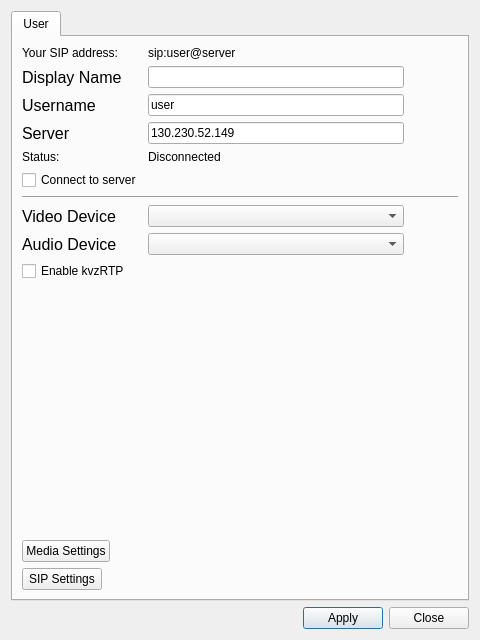
Before: the Qt Designer form ui/settings.ui in ultravideo/uvgComm, drawn with Qt 5.
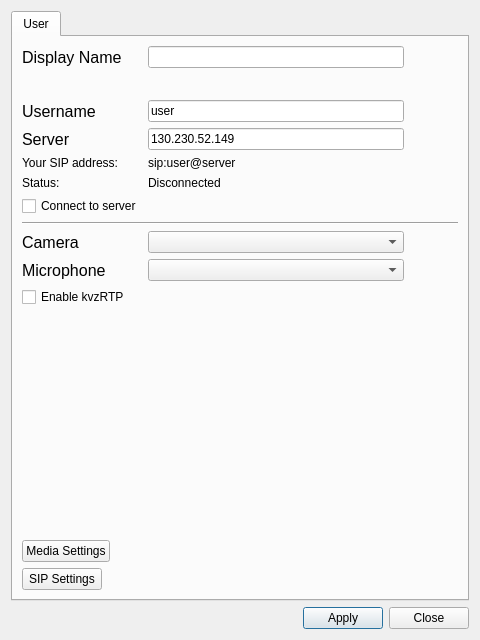
After: the same form once the commit is applied.

Commit message: feature(Settings): Improved settings GUI.

Patch:
```diff
--- a/ui/settings.ui
+++ b/ui/settings.ui
@@ -51,29 +51,6 @@
        <string>User</string>
       </attribute>
       <layout class="QFormLayout" name="formLayout">
-       <item row="0" column="0">
-        <widget class="QLabel" name="label_sip">
-         <property name="text">
-          <string>Your SIP address:</string>
-         </property>
-        </widget>
-       </item>
-       <item row="0" column="1">
-        <widget class="QLabel" name="sipAddress">
-         <property name="maximumSize">
-          <size>
-           <width>256</width>
-           <height>16777215</height>
-          </size>
-         </property>
-         <property name="text">
-          <string>sip:user@server</string>
-         </property>
-         <property name="textInteractionFlags">
-          <set>Qt::TextSelectableByMouse</set>
-         </property>
-        </widget>
-       </item>
        <item row="1" column="0">
         <widget class="QLabel" name="Name">
          <property name="font">
@@ -99,7 +76,7 @@
          </property>
         </widget>
        </item>
-       <item row="2" column="0">
+       <item row="3" column="0">
         <widget class="QLabel" name="Username">
          <property name="font">
           <font>
@@ -111,7 +88,7 @@
          </property>
         </widget>
        </item>
-       <item row="2" column="1">
+       <item row="3" column="1">
         <widget class="QLineEdit" name="username">
          <property name="maximumSize">
           <size>
@@ -124,7 +101,7 @@
          </property>
         </widget>
        </item>
-       <item row="3" column="0">
+       <item row="4" column="0">
         <widget class="QLabel" name="label_server">
          <property name="font">
           <font>
@@ -136,7 +113,7 @@
          </property>
         </widget>
        </item>
-       <item row="3" column="1">
+       <item row="4" column="1">
         <widget class="QLineEdit" name="serverAddress">
          <property name="maximumSize">
           <size>
@@ -149,35 +126,58 @@
          </property>
         </widget>
        </item>
-       <item row="4" column="0">
+       <item row="5" column="0">
+        <widget class="QLabel" name="label_sip">
+         <property name="text">
+          <string>Your SIP address:</string>
+         </property>
+        </widget>
+       </item>
+       <item row="5" column="1">
+        <widget class="QLabel" name="sipAddress">
+         <property name="maximumSize">
+          <size>
+           <width>256</width>
+           <height>16777215</height>
+          </size>
+         </property>
+         <property name="text">
+          <string>sip:user@server</string>
+         </property>
+         <property name="textInteractionFlags">
+          <set>Qt::TextSelectableByMouse</set>
+         </property>
+        </widget>
+       </item>
+       <item row="6" column="0">
         <widget class="QLabel" name="label_status">
          <property name="text">
           <string>Status:</string>
          </property>
         </widget>
        </item>
-       <item row="4" column="1">
+       <item row="6" column="1">
         <widget class="QLabel" name="status">
          <property name="text">
           <string>Disconnected</string>
          </property>
         </widget>
        </item>
-       <item row="5" column="0">
+       <item row="7" column="0">
         <widget class="QCheckBox" name="autoConnect">
          <property name="text">
           <string>Connect to server</string>
          </property>
         </widget>
        </item>
-       <item row="6" column="0" colspan="2">
+       <item row="8" column="0" colspan="2">
         <widget class="Line" name="line">
          <property name="orientation">
           <enum>Qt::Horizontal</enum>
          </property>
         </widget>
        </item>
-       <item row="8" column="0">
+       <item row="10" column="0">
         <widget class="QLabel" name="label_VideoDevice">
          <property name="font">
           <font>
@@ -185,11 +185,11 @@
           </font>
          </property>
          <property name="text">
-          <string>Video Device</string>
+          <string>Camera</string>
          </property>
         </widget>
        </item>
-       <item row="8" column="1">
+       <item row="10" column="1">
         <widget class="QComboBox" name="videoDevice">
          <property name="minimumSize">
           <size>
@@ -205,14 +205,49 @@
          </property>
         </widget>
        </item>
-       <item row="10" column="0">
+       <item row="11" column="0">
+        <widget class="QLabel" name="label_audioDevice">
+         <property name="font">
+          <font>
+           <pointsize>12</pointsize>
+          </font>
+         </property>
+         <property name="text">
+          <string>Microphone</string>
+         </property>
+        </widget>
+       </item>
+       <item row="11" column="1">
+        <widget class="QComboBox" name="audioDevice">
+         <property name="maximumSize">
+          <size>
+           <width>256</width>
+           <height>16777215</height>
+          </size>
+         </property>
+        </widget>
+       </item>
+       <item row="12" column="0">
         <widget class="QCheckBox" name="kvzRTP">
          <property name="text">
           <string>Enable kvzRTP</string>
          </property>
         </widget>
        </item>
-       <item row="12" column="0">
+       <item row="13" column="0" colspan="2">
+        <spacer name="verticalSpacer_2">
+         <property name="orientation">
+          <enum>Qt::Vertical</enum>
+         </property>
+         <property name="sizeHint" stdset="0">
+          <size>
+           <width>20</width>
+           <height>300</height>
+          </size>
+         </property>
+        </spacer>
+       </item>
+       <item row="14" column="0">
         <widget class="QPushButton" name="custom_settings_button">
          <property name="enabled">
           <bool>true</bool>
@@ -222,48 +257,29 @@
          </property>
         </widget>
        </item>
-       <item row="13" column="0">
+       <item row="15" column="0">
         <widget class="QPushButton" name="advanced_settings_button">
          <property name="text">
           <string>SIP Settings</string>
          </property>
         </widget>
        </item>
-       <item row="11" column="0" colspan="2">
-        <spacer name="verticalSpacer_2">
+       <item row="2" column="0" colspan="2">
+        <spacer name="verticalSpacer">
          <property name="orientation">
           <enum>Qt::Vertical</enum>
          </property>
+         <property name="sizeType">
+          <enum>QSizePolicy::Minimum</enum>
+         </property>
          <property name="sizeHint" stdset="0">
           <size>
            <width>20</width>
-           <height>300</height>
+           <height>20</height>
           </size>
          </property>
         </spacer>
        </item>
-       <item row="9" column="0">
-        <widget class="QLabel" name="label_audioDevice">
-         <property name="font">
-          <font>
-           <pointsize>12</pointsize>
-          </font>
-         </property>
-         <property name="text">
-          <string>Audio Device</string>
-         </property>
-        </widget>
-       </item>
-       <item row="9" column="1">
-        <widget class="QComboBox" name="audioDevice">
-         <property name="maximumSize">
-          <size>
-           <width>256</width>
-           <height>16777215</height>
-          </size>
-         </property>
-        </widget>
-       </item>
       </layout>
      </widget>
     </widget>
```
